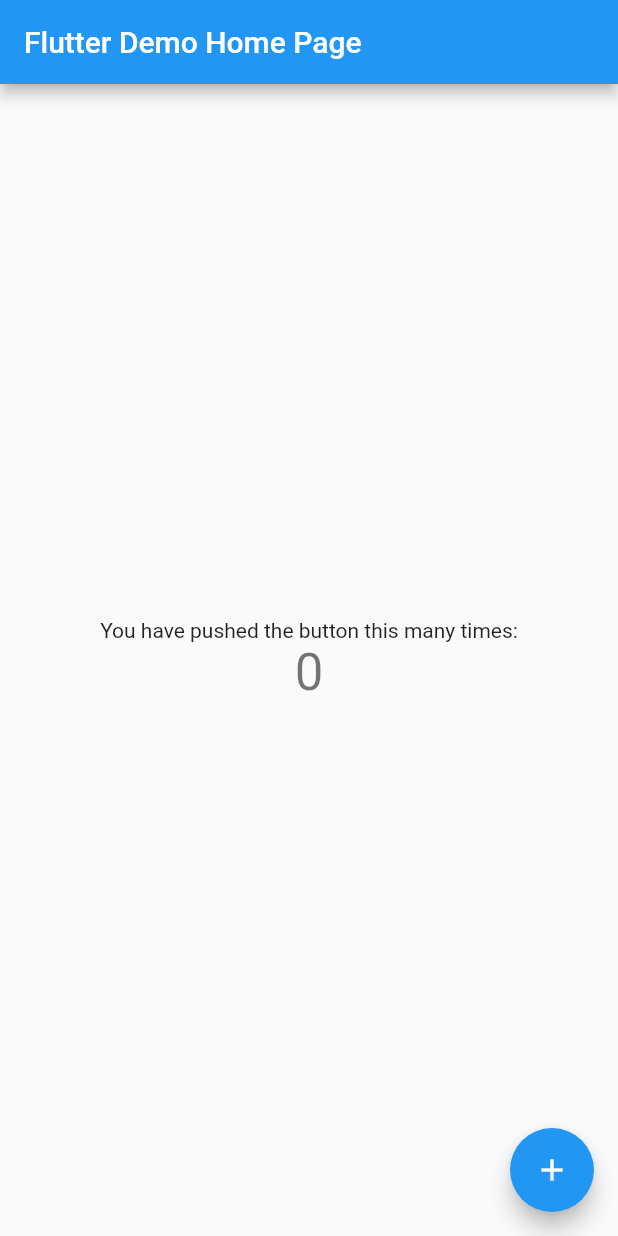
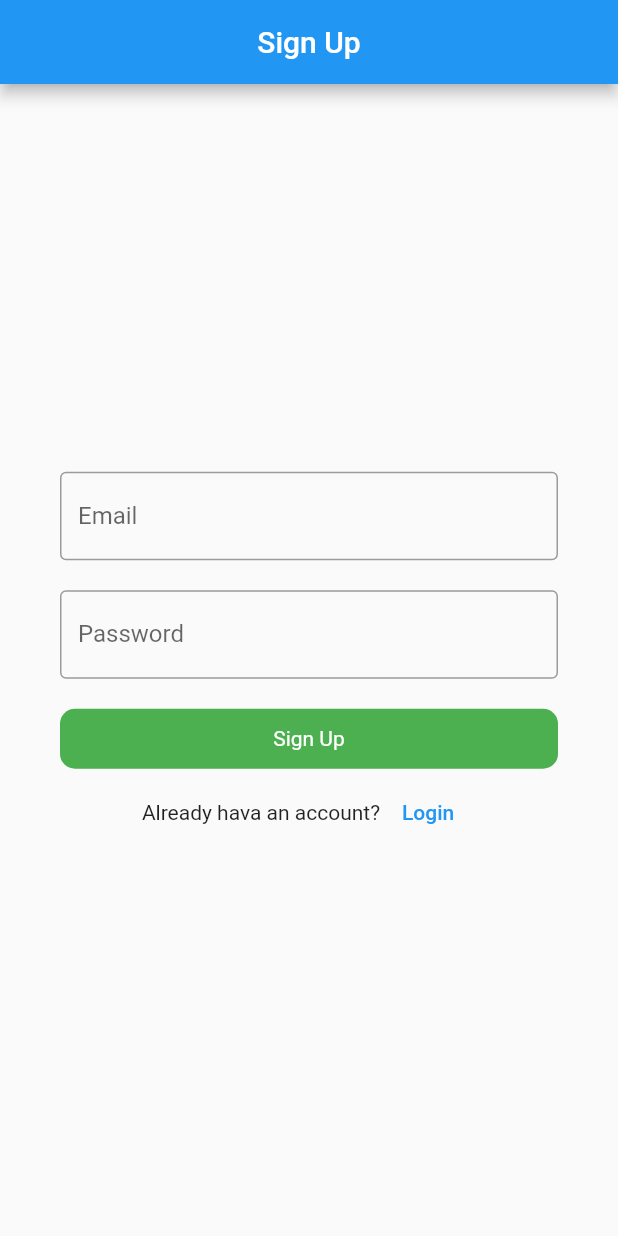
Before and after one commit to asadullah43/crud-app, a Flutter app: the screen it shows after launch, on a phone screen of 412 x 824 dp. Run offline on Flutter 3.47's test engine with Material 2 defaults, Android fonts, the phone set to English and light mode, and no system bars; our stand-ins replace another_flushbar, firebase_auth, firebase_core; accounts and stored records are empty.

Commit message:
auth completed

```diff
--- a/lib/main.dart
+++ b/lib/main.dart
@@ -1,6 +1,12 @@
+import 'package:crud_app/utils/routes/routes_name.dart';
+import 'package:firebase_core/firebase_core.dart';
 import 'package:flutter/material.dart';
 
-void main() {
+import 'utils/routes/routes.dart';
+
+void main() async {
+  WidgetsFlutterBinding.ensureInitialized();
+  await Firebase.initializeApp();
   runApp(const MyApp());
 }
 
@@ -13,103 +19,10 @@ class MyApp extends StatelessWidget {
     return MaterialApp(
       title: 'Flutter Demo',
       theme: ThemeData(
-        // This is the theme of your application.
-        //
-        // Try running your application with "flutter run". You'll see the
-        // application has a blue toolbar. Then, without quitting the app, try
-        // changing the primarySwatch below to Colors.green and then invoke
-        // "hot reload" (press "r" in the console where you ran "flutter run",
-        // or simply save your changes to "hot reload" in a Flutter IDE).
-        // Notice that the counter didn't reset back to zero; the application
-        // is not restarted.
         primarySwatch: Colors.blue,
       ),
-      home: const MyHomePage(title: 'Flutter Demo Home Page'),
+      initialRoute: RoutesName.signup,
+      onGenerateRoute: Routes.generateRoute,
     );
   }
 }
-
-class MyHomePage extends StatefulWidget {
-  const MyHomePage({super.key, required this.title});
-
-  // This widget is the home page of your application. It is stateful, meaning
-  // that it has a State object (defined below) that contains fields that affect
-  // how it looks.
-
-  // This class is the configuration for the state. It holds the values (in this
-  // case the title) provided by the parent (in this case the App widget) and
-  // used by the build method of the State. Fields in a Widget subclass are
-  // always marked "final".
-
-  final String title;
-
-  @override
-  State<MyHomePage> createState() => _MyHomePageState();
-}
-
-class _MyHomePageState extends State<MyHomePage> {
-  int _counter = 0;
-
-  void _incrementCounter() {
-    setState(() {
-      // This call to setState tells the Flutter framework that something has
-      // changed in this State, which causes it to rerun the build method below
-      // so that the display can reflect the updated values. If we changed
-      // _counter without calling setState(), then the build method would not be
-      // called again, and so nothing would appear to happen.
-      _counter++;
-    });
-  }
-
-  @override
-  Widget build(BuildContext context) {
-    // This method is rerun every time setState is called, for instance as done
-    // by the _incrementCounter method above.
-    //
-    // The Flutter framework has been optimized to make rerunning build methods
-    // fast, so that you can just rebuild anything that needs updating rather
-    // than having to individually change instances of widgets.
-    return Scaffold(
-      appBar: AppBar(
-        // Here we take the value from the MyHomePage object that was created by
-        // the App.build method, and use it to set our appbar title.
-        title: Text(widget.title),
-      ),
-      body: Center(
-        // Center is a layout widget. It takes a single child and positions it
-        // in the middle of the parent.
-        child: Column(
-          // Column is also a layout widget. It takes a list of children and
-          // arranges them vertically. By default, it sizes itself to fit its
-          // children horizontally, and tries to be as tall as its parent.
-          //
-          // Invoke "debug painting" (press "p" in the console, choose the
-          // "Toggle Debug Paint" action from the Flutter Inspector in Android
-          // Studio, or the "Toggle Debug Paint" command in Visual Studio Code)
-          // to see the wireframe for each widget.
-          //
-          // Column has various properties to control how it sizes itself and
-          // how it positions its children. Here we use mainAxisAlignment to
-          // center the children vertically; the main axis here is the vertical
-          // axis because Columns are vertical (the cross axis would be
-          // horizontal).
-          mainAxisAlignment: MainAxisAlignment.center,
-          children: <Widget>[
-            const Text(
-              'You have pushed the button this many times:',
-            ),
-            Text(
-              '$_counter',
-              style: Theme.of(context).textTheme.headline4,
-            ),
-          ],
-        ),
-      ),
-      floatingActionButton: FloatingActionButton(
-        onPressed: _incrementCounter,
-        tooltip: 'Increment',
-        child: const Icon(Icons.add),
-      ), // This trailing comma makes auto-formatting nicer for build methods.
-    );
-  }
-}
--- /dev/null
+++ b/lib/res/color.dart
@@ -0,0 +1,5 @@
+import 'package:flutter/material.dart';
+
+const Color whiteColor = Color(0xFFFFFFFF);
+
+const Color buttonColor = Colors.green;
--- /dev/null
+++ b/lib/res/components/round_button.dart
@@ -0,0 +1,35 @@
+import 'package:crud_app/res/color.dart';
+import 'package:flutter/material.dart';
+
+class RoundButton extends StatelessWidget {
+  final String title;
+  final bool loading;
+  final VoidCallback onPress;
+  const RoundButton({
+    Key? key,
+    required this.title,
+    this.loading = false,
+    required this.onPress,
+  }) : super(key: key);
+
+  @override
+  Widget build(BuildContext context) {
+    return InkWell(
+      onTap: onPress,
+      child: Container(
+        height: 40,
+        decoration: BoxDecoration(
+            color: buttonColor, borderRadius: BorderRadius.circular(10)),
+        child: Center(
+            child: loading
+                ? const CircularProgressIndicator(
+                    color: whiteColor,
+                  )
+                : Text(
+                    title,
+                    style: const TextStyle(color: whiteColor),
+                  )),
+      ),
+    );
+  }
+}
--- /dev/null
+++ b/lib/utils/routes/routes.dart
@@ -0,0 +1,37 @@
+import 'package:crud_app/utils/routes/routes_name.dart';
+import 'package:crud_app/view/auth/login_screen.dart';
+import 'package:crud_app/view/auth/signup_screen.dart';
+import 'package:crud_app/view/splash_screen.dart';
+import 'package:flutter/material.dart';
+
+import '../../view/home_screen.dart';
+
+class Routes {
+  static Route<dynamic> generateRoute(RouteSettings settings) {
+    switch (settings.name) {
+      case RoutesName.splash:
+        return MaterialPageRoute(
+            builder: (BuildContext context) => const SplashScreen());
+
+      case RoutesName.home:
+        return MaterialPageRoute(
+            builder: (BuildContext context) => const HomeScreen());
+
+      case RoutesName.login:
+        return MaterialPageRoute(
+            builder: (BuildContext context) => const LoginScreen());
+      case RoutesName.signup:
+        return MaterialPageRoute(
+            builder: (BuildContext context) => const SignupScreen());
+
+      default:
+        return MaterialPageRoute(builder: (_) {
+          return const Scaffold(
+            body: Center(
+              child: Text('No route defined'),
+            ),
+          );
+        });
+    }
+  }
+}
--- /dev/null
+++ b/lib/utils/routes/routes_name.dart
@@ -0,0 +1,6 @@
+class RoutesName {
+  static const String splash = 'splash_screen';
+  static const String login = 'login_screen';
+  static const String signup = 'signup_screen';
+  static const String home = 'home_screen';
+}
--- /dev/null
+++ b/lib/view/auth/signup_screen.dart
@@ -0,0 +1,118 @@
+import 'package:crud_app/res/components/round_button.dart';
+import 'package:crud_app/utils/routes/routes_name.dart';
+
+import 'package:firebase_auth/firebase_auth.dart';
+import 'package:flutter/material.dart';
+
+import '../../utils/utils.dart';
+
+class SignupScreen extends StatefulWidget {
+  const SignupScreen({super.key});
+
+  @override
+  State<SignupScreen> createState() => _SignupScreenState();
+}
+
+class _SignupScreenState extends State<SignupScreen> {
+  bool loading = false;
+  final FirebaseAuth _auth = FirebaseAuth.instance;
+  final emailcontroller = TextEditingController();
+  final passwordcontroller = TextEditingController();
+  final _formkey = GlobalKey<FormState>();
+  @override
+  void dispose() {
+    super.dispose();
+    emailcontroller.dispose();
+    passwordcontroller.dispose();
+  }
+
+  @override
+  Widget build(BuildContext context) {
+    return Scaffold(
+        appBar: AppBar(title: const Center(child: Text('Sign Up'))),
+        body: Padding(
+            padding: const EdgeInsets.symmetric(horizontal: 40),
+            child: Form(
+              key: _formkey,
+              child: Column(
+                mainAxisAlignment: MainAxisAlignment.center,
+                children: [
+                  TextFormField(
+                    controller: emailcontroller,
+                    decoration: const InputDecoration(
+                        border: OutlineInputBorder(),
+                        labelText: 'Email',
+                        hintText: 'Enter Email'),
+                    validator: (value) {
+                      if (value!.isEmpty) {
+                        return 'Enter email';
+                      } else {
+                        return null;
+                      }
+                    },
+                  ),
+                  const SizedBox(
+                    height: 20,
+                  ),
+                  TextFormField(
+                    controller: passwordcontroller,
+                    decoration: const InputDecoration(
+                        border: OutlineInputBorder(),
+                        labelText: 'Password',
+                        hintText: 'Enter Password'),
+                    validator: (value) {
+                      if (value!.isEmpty) {
+                        return 'Enter email';
+                      } else {
+                        return null;
+                      }
+                    },
+                  ),
+                  const SizedBox(
+                    height: 20,
+                  ),
+                  RoundButton(
+                      loading: loading,
+                      title: 'Sign Up',
+                      onPress: () {
+                        setState(() {
+                          loading = true;
+                        });
+                        _auth
+                            .createUserWithEmailAndPassword(
+                                email: emailcontroller.text.toString(),
+                                password: passwordcontroller.text.toString())
+                            .then((value) {
+                          setState(() {
+                            loading = false;
+                          });
+                          Navigator.pushNamed(context, RoutesName.home);
+                          Utils().flushBarErrorMessage(
+                              'User Register Successfuly', context);
+                        }).onError((error, stackTrace) {
+                          setState(() {
+                            loading = false;
+                          });
+                          Utils()
+                              .flushBarErrorMessage(error.toString(), context);
+                        });
+                      }),
+                  const SizedBox(
+                    height: 5,
+                  ),
+                  Row(
+                    mainAxisAlignment: MainAxisAlignment.center,
+                    children: [
+                      const Text("Already hava an account?"),
+                      TextButton(
+                          onPressed: () {
+                            Navigator.pushNamed(context, RoutesName.login);
+                          },
+                          child: const Text("Login")),
+                    ],
+                  )
+                ],
+              ),
+            )));
+  }
+}
```
Also changed, not shown: lib/utils/utils.dart (added, +25 -0 lines), lib/view/auth/login_screen.dart (added, +129 -0 lines), lib/view/home_screen.dart (added, +17 -0 lines), lib/view/splash_screen.dart (added, +27 -0 lines), pubspec.yaml (+10 -3 lines), assets/images/splash_screen.png (added), pubspec.lock, 4 other files.
